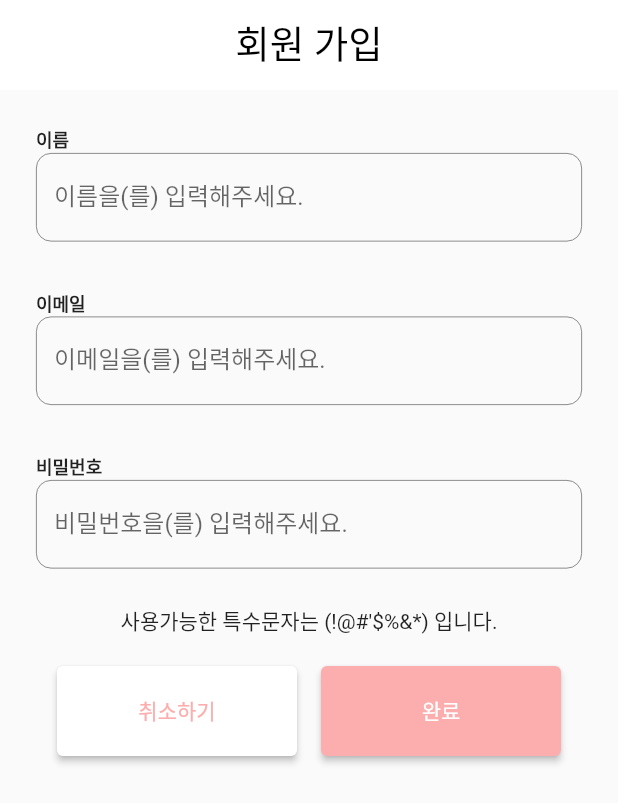
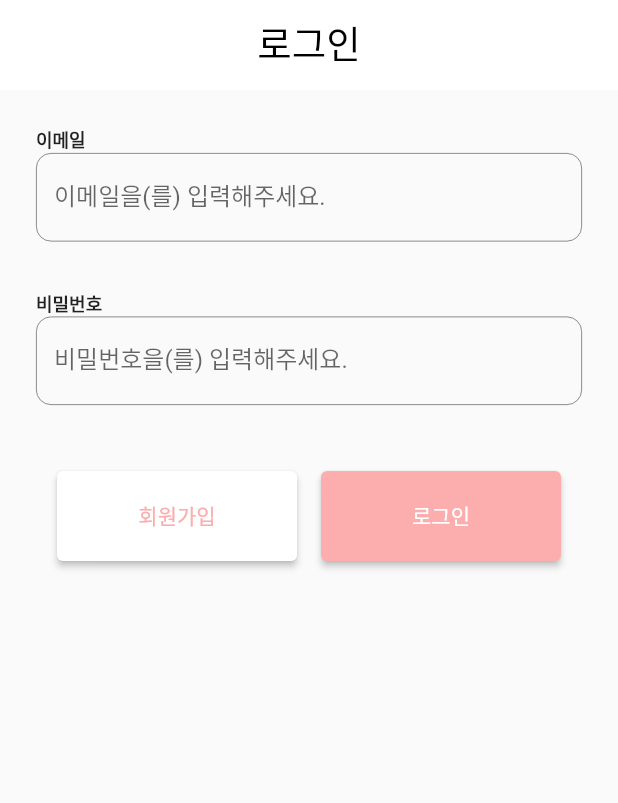
Before and after one commit to cielolimpio/mingle_mate_mobile, a Flutter app: the screen it shows after launch, on a phone screen of 412 x 824 dp. Shown: the top 803 px of the screen. Run offline on Flutter 3.47's test engine with Material 2 defaults, Android fonts, the phone set to English and light mode, and no system bars; Roboto replaces fonts that are missing (AppleSDGothicNeoBold).

Commit message:
add : login ui, navigate login screen <-> join screen

```diff
--- a/lib/main.dart
+++ b/lib/main.dart
@@ -12,6 +12,13 @@ class MyApp extends StatelessWidget {
 
   @override
   Widget build(BuildContext context) {
-    return MaterialApp(home: JoinScreen());
+    return MaterialApp(
+        initialRoute: '/login',
+
+      routes: {
+        '/login':(context) => LoginScreen(),
+        '/join':(context) => JoinScreen(),
+      },
+    );
   }
 }
--- a/lib/screens/join.dart
+++ b/lib/screens/join.dart
@@ -90,6 +90,7 @@ class _JoinScreenState extends State<JoinScreen> {
                         buttonColor: Colors.white,
                         textColor: Color(0xFFFCADAD),
                         onPressed: (){
+                          Navigator.pushNamed(context, '/login');
 
                         },
                     ),
@@ -100,6 +101,7 @@ class _JoinScreenState extends State<JoinScreen> {
                         onPressed: () async {
                           if(formKey.currentState!.validate()){
                             print("검증 완료");
+                            Navigator.pushNamed(context, '/login');
                           }
                         },
                     )
--- a/lib/screens/login.dart
+++ b/lib/screens/login.dart
@@ -1,8 +1,18 @@
 import 'package:flutter/material.dart';
+import 'package:mingle_mate_mobile/screens/join.dart';
 import '../component/app_bar.dart';
+import '../component/elevated_button.dart';
+import '../component/text_form_field.dart';
 
-class Login extends StatelessWidget {
-  const Login({Key? key}) : super(key: key);
+class LoginScreen extends StatefulWidget {
+  const LoginScreen({Key? key}) : super(key: key);
+
+  @override
+  State<LoginScreen> createState() => _LoginScreenState();
+}
+
+class _LoginScreenState extends State<LoginScreen> {
+  final formKey = GlobalKey<FormState>();
 
   @override
   Widget build(BuildContext context) {
@@ -12,6 +22,78 @@ class Login extends StatelessWidget {
         onTap: () {
           FocusScope.of(context).unfocus(); // 화면 탭 시 키보드 사라지게
         },
+        child: Form(
+            key: formKey,
+            child:
+            Padding(
+              padding: const EdgeInsets.all(16.0),
+              child: Column(
+                children: [
+                  MingleMateTextFormField(
+                      label: "이메일",
+                      onSaved: (newValue) {},
+                      validator: (value){
+                        if(value != null && value.isEmpty) {
+                          return '이메일을 입력하지 않았습니다.';
+                        }
+                        if(!RegExp(
+                            r'^(([^<>()[\]\\.,;:\s@\"]+(\.[^<>()[\]\\.,;:\s@\"]+)*)|(\".+\"))@((\[[0-9]{1,3}\.[0-9]{1,3}\.[0-9]{1,3}\.[0-9]{1,3}\])|(([a-zA-Z\-0-9]+\.)+[a-zA-Z]{2,}))$')
+                            .hasMatch(value!)){
+                          return '잘못된 이메일 형식입니다.';
+                        }
+
+                        return null;
+                      }
+                  ),
+
+                  Padding(
+                    padding: const EdgeInsets.only(bottom: 12.0),
+                    child: Column(
+                      children: [
+                        MingleMateTextFormField(
+                            label: "비밀번호",
+                            onSaved: (newValue) {},
+                            validator: (value){
+                              if(value != null && value.isEmpty){
+                                return "비밀번호를 입력하지 않았습니다.";
+                              }
+                              if(!RegExp(r"^(?=.*[A-Za-z])(?=.*\d)(?=.*[@$!%*#?&])[A-Za-z\d@$!%*#?&]{8,}$")
+                                  .hasMatch(value!)){
+                                return "비밀번호는 최소 8자리, 영어, 특수문자 1개 이상을 포함해야 합니다.";
+                              }
+                              return null;
+                            }
+                        ),
+                      ],
+                    ),
+                  ),
+                  Row(
+                    mainAxisAlignment: MainAxisAlignment.center,
+                    children: [
+                      MingleMateElevatedButton(
+                        text: '회원가입',
+                        buttonColor: Colors.white,
+                        textColor: Color(0xFFFCADAD),
+                        onPressed: () async {
+                          Navigator.pushNamed(context, '/join');
+                        },
+                      ),
+                      MingleMateElevatedButton(
+                        text: '로그인',
+                        buttonColor: Color(0xFFFCADAD),
+                        textColor: Colors.white,
+                        onPressed: () async {
+                          if(formKey.currentState!.validate()){
+                            print("검증 완료 - 로그인");
+                          }
+                        },
+                      )
+                    ],
+                  ),
+                ],
+              ),
+            )
+        ),
       )
     );
   }
```
